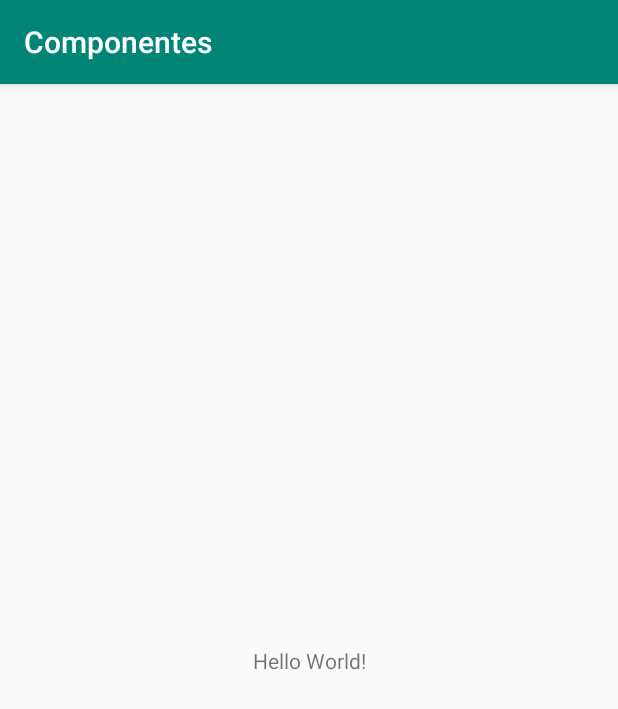
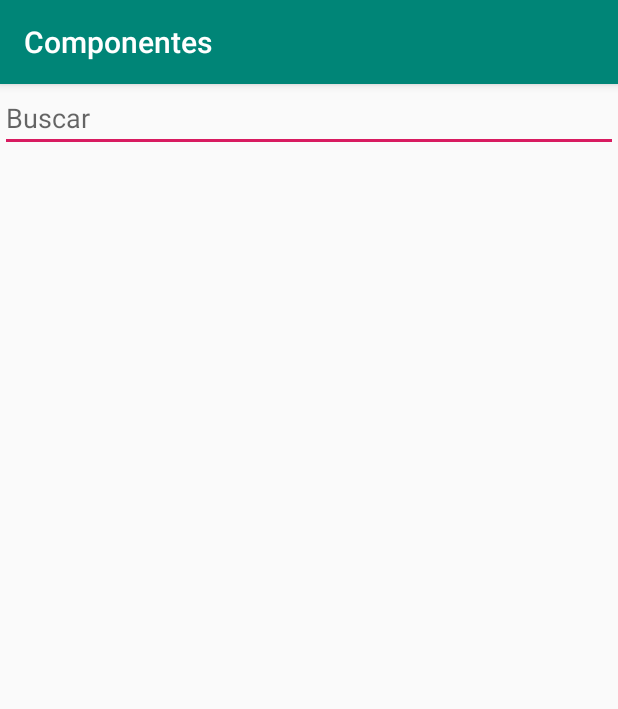
Before and after one commit to Danlxz/Componentes, an Android app: the screen it shows after launch (MainActivity), on a phone screen of 412 x 824 dp. Shown: the top 709 px of the screen. Run offline under Robolectric (Android 15) with nearby library versions, the phone set to English and light mode, and no system bars.

Commit message:
Estructura base del Recyclerview: Hasta el adaptador.

```diff
--- a/app/build.gradle
+++ b/app/build.gradle
@@ -2,7 +2,7 @@ apply plugin: 'com.android.application'
 
 android {
     compileSdkVersion 29
-    buildToolsVersion "29.0.1"
+    buildToolsVersion "29.0.2"
     defaultConfig {
         applicationId "com.example.componentes"
         minSdkVersion 17
@@ -23,6 +23,8 @@ dependencies {
     implementation fileTree(dir: 'libs', include: ['*.jar'])
     implementation 'androidx.appcompat:appcompat:1.1.0'
     implementation 'androidx.constraintlayout:constraintlayout:1.1.3'
+    implementation 'androidx.cardview:cardview:1.0.0'
+    implementation 'androidx.recyclerview:recyclerview:1.2.0-alpha01'
     testImplementation 'junit:junit:4.12'
     androidTestImplementation 'androidx.test:runner:1.2.0'
     androidTestImplementation 'androidx.test.espresso:espresso-core:3.2.0'
--- a/app/src/main/AndroidManifest.xml
+++ b/app/src/main/AndroidManifest.xml
@@ -6,7 +6,6 @@
         android:allowBackup="true"
         android:icon="@mipmap/ic_launcher"
         android:label="@string/app_name"
-        android:roundIcon="@mipmap/ic_launcher_round"
         android:supportsRtl="true"
         android:theme="@style/AppTheme">
         <activity android:name=".MainActivity">
--- a/app/src/main/res/layout/activity_main.xml
+++ b/app/src/main/res/layout/activity_main.xml
@@ -1,18 +1,24 @@
 <?xml version="1.0" encoding="utf-8"?>
-<androidx.constraintlayout.widget.ConstraintLayout xmlns:android="http://schemas.android.com/apk/res/android"
-    xmlns:app="http://schemas.android.com/apk/res-auto"
+<RelativeLayout xmlns:android="http://schemas.android.com/apk/res/android"
     xmlns:tools="http://schemas.android.com/tools"
     android:layout_width="match_parent"
     android:layout_height="match_parent"
     tools:context=".MainActivity">
 
-    <TextView
-        android:layout_width="wrap_content"
+    <EditText
+        android:id="@+id/search_txt"
+        android:layout_width="match_parent"
         android:layout_height="wrap_content"
-        android:text="Hello World!"
-        app:layout_constraintBottom_toBottomOf="parent"
-        app:layout_constraintLeft_toLeftOf="parent"
-        app:layout_constraintRight_toRightOf="parent"
-        app:layout_constraintTop_toTopOf="parent" />
+        android:hint="@string/buscar"/>
 
-</androidx.constraintlayout.widget.ConstraintLayout>
+    <androidx.recyclerview.widget.RecyclerView
+        android:id="@+id/recycler1"
+        android:layout_width="match_parent"
+        android:layout_height="match_parent"
+        android:layout_below="@id/search_txt"/>
+
+
+
+
+
+</RelativeLayout>
--- a/app/src/main/res/mipmap-anydpi-v26/ic_launcher.xml
+++ /dev/null
@@ -1,5 +0,0 @@
-<?xml version="1.0" encoding="utf-8"?>
-<adaptive-icon xmlns:android="http://schemas.android.com/apk/res/android">
-    <background android:drawable="@drawable/ic_launcher_background" />
-    <foreground android:drawable="@drawable/ic_launcher_foreground" />
-</adaptive-icon>
--- a/app/src/main/res/mipmap-anydpi-v26/ic_launcher_round.xml
+++ /dev/null
@@ -1,5 +0,0 @@
-<?xml version="1.0" encoding="utf-8"?>
-<adaptive-icon xmlns:android="http://schemas.android.com/apk/res/android">
-    <background android:drawable="@drawable/ic_launcher_background" />
-    <foreground android:drawable="@drawable/ic_launcher_foreground" />
-</adaptive-icon>
--- a/app/src/main/res/values/strings.xml
+++ b/app/src/main/res/values/strings.xml
@@ -1,3 +1,4 @@
 <resources>
     <string name="app_name">Componentes</string>
+    <string name="buscar">Buscar</string>
 </resources>
--- a/build.gradle
+++ b/build.gradle
@@ -7,7 +7,7 @@ buildscript {
 
     }
     dependencies {
-        classpath 'com.android.tools.build:gradle:3.4.2'
+        classpath 'com.android.tools.build:gradle:3.5.3'
 
         // NOTE: Do not place your application dependencies here; they belong
         // in the individual module build.gradle files
```
Also changed, not shown: app/src/main/java/com/example/componentes/CustomAdapter.java (added, +64 -0 lines), app/src/main/res/layout/list_row.xml (added, +21 -0 lines), app/src/main/res/mipmap-hdpi/ic_launcher.png, app/src/main/res/mipmap-hdpi/ic_launcher_round.png (deleted), app/src/main/res/mipmap-mdpi/ic_launcher.png, app/src/main/res/mipmap-mdpi/ic_launcher_round.png (deleted), app/src/main/res/mipmap-xhdpi/ic_launcher.png, app/src/main/res/mipmap-xhdpi/ic_launcher_round.png (deleted), app/src/main/res/mipmap-xxhdpi/ic_launcher.png, app/src/main/res/mipmap-xxhdpi/ic_launcher_round.png (deleted), app/src/main/res/mipmap-xxxhdpi/ic_launcher.png, app/src/main/res/mipmap-xxxhdpi/ic_launcher_round.png (deleted), gradle/wrapper/gradle-wrapper.properties.
